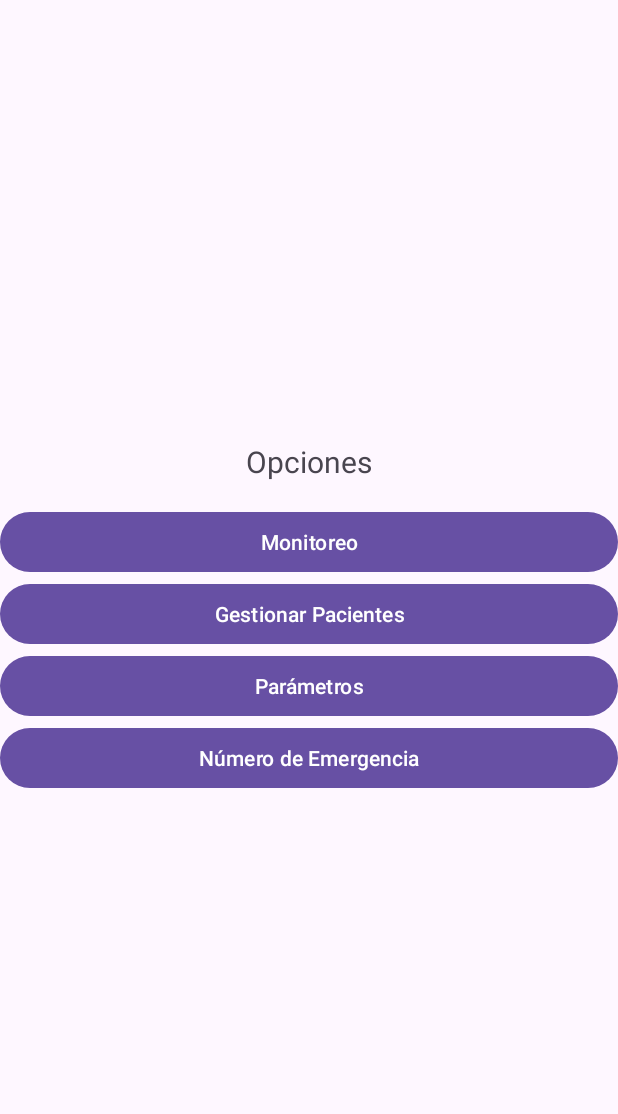
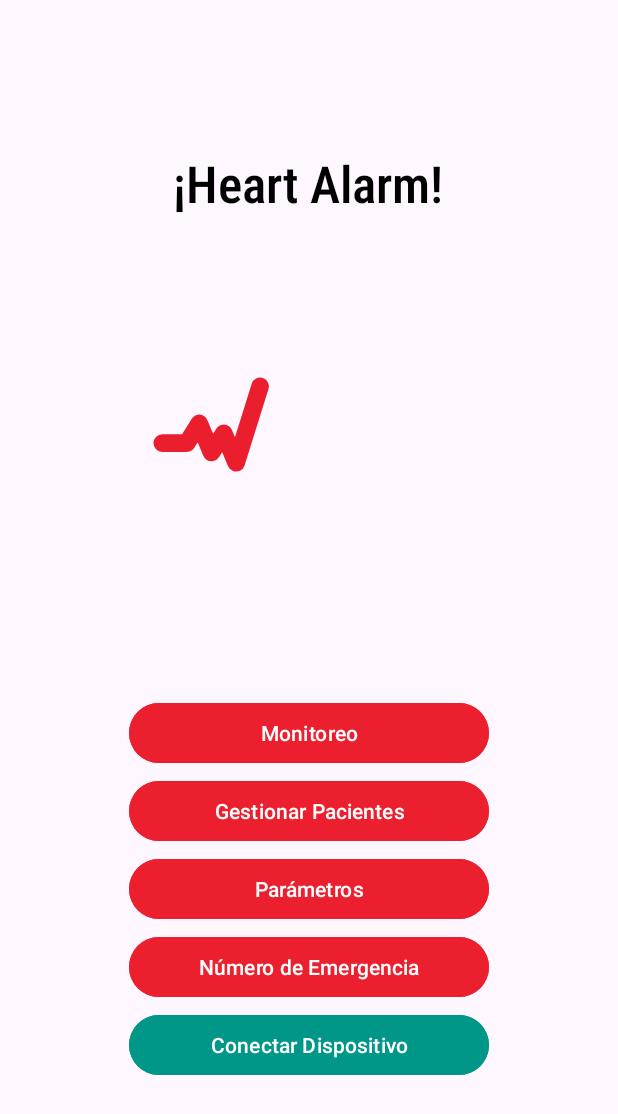
Before and after one commit to sebas7961/HeartAlarm2.0, an Android app: the OpcionesFragment screen opened through its navigation route, on a phone screen of 412 x 824 dp. Shown: the top 1114 px of the screen. Run offline under Robolectric (Android 15) with nearby library versions, the phone set to English and light mode, and no system bars.

Commit message:
Interfaz actualizada

```diff
--- a/app/build.gradle.kts
+++ b/app/build.gradle.kts
@@ -62,6 +62,9 @@ dependencies {
         testImplementation(libs.junit)
         androidTestImplementation(libs.ext.junit)
         androidTestImplementation(libs.espresso.core)
+        implementation("com.github.PhilJay:MPAndroidChart:v3.1.0")
+        implementation ("com.airbnb.android:lottie:5.2.0")
+
     }
 
 }
--- a/app/src/main/res/layout/fragment_opciones.xml
+++ b/app/src/main/res/layout/fragment_opciones.xml
@@ -1,7 +1,7 @@
-<LinearLayout
-    xmlns:android="http://schemas.android.com/apk/res/android"
+<LinearLayout xmlns:android="http://schemas.android.com/apk/res/android"
     android:layout_width="match_parent"
     android:layout_height="match_parent"
+    xmlns:app="http://schemas.android.com/apk/res-auto"
     android:orientation="vertical"
     android:gravity="center">
 
@@ -9,30 +9,56 @@
         android:id="@+id/roleText"
         android:layout_width="wrap_content"
         android:layout_height="wrap_content"
-        android:text="Opciones"
-        android:textSize="20sp"
-        android:layout_marginBottom="16dp"/>
+        android:layout_marginBottom="20dp"
+        android:backgroundTint="@color/rojoAlarm"
+        android:fontFamily="sans-serif-condensed-medium"
+        android:shadowColor="#000000"
+        android:text="¡Heart Alarm!"
+        android:textColor="#000000"
+        android:textSize="34sp" />
+    <com.airbnb.lottie.LottieAnimationView
+        android:id="@+id/heartbeat_animation"
+        android:layout_width="300dp"
+        android:layout_height="300dp"
+        app:lottie_rawRes="@raw/latidoHeartAlarm"
+        app:lottie_loop="true"
+        app:lottie_autoPlay="true" />
 
     <Button
         android:id="@+id/btn_monitoreo"
-        android:layout_width="match_parent"
+        android:layout_width="240dp"
+        android:layout_marginBottom="4dp"
+        android:backgroundTint="@color/rojoAlarm"
         android:layout_height="wrap_content"
         android:text="Monitoreo" />
 
     <Button
         android:id="@+id/btn_gestionar_pacientes"
-        android:layout_width="match_parent"
+        android:layout_width="240dp"
+        android:layout_marginBottom="4dp"
+        android:backgroundTint="@color/rojoAlarm"
         android:layout_height="wrap_content"
         android:text="Gestionar Pacientes" />
     <Button
         android:id="@+id/btn_parametros"
-        android:layout_width="match_parent"
+        android:layout_width="240dp"
+        android:layout_marginBottom="4dp"
         android:layout_height="wrap_content"
+        android:backgroundTint="@color/rojoAlarm"
         android:text="Parámetros" />
     <Button
         android:id="@+id/btn_NEmergencia"
-        android:layout_width="match_parent"
+        android:layout_width="240dp"
         android:layout_height="wrap_content"
+        android:layout_marginBottom="4dp"
+        android:backgroundTint="@color/rojoAlarm"
         android:text="Número de Emergencia" />
+    <Button
+        android:id="@+id/btn_ConectarDispositivo"
+        android:layout_width="240dp"
+        android:layout_height="wrap_content"
+        android:layout_marginBottom="4dp"
+        android:backgroundTint="#009688"
+        android:text="Conectar Dispositivo" />
 
 </LinearLayout>
--- a/app/src/main/res/values/colors.xml
+++ b/app/src/main/res/values/colors.xml
@@ -2,4 +2,5 @@
 <resources>
     <color name="black">#FF000000</color>
     <color name="white">#FFFFFFFF</color>
+    <color name="rojoAlarm">#EC1F2F</color>
 </resources>
```
Also changed, not shown: app/src/main/java/com/example/heartalarm20/view/fragments/MonitoreoFragment.java (+7 -1 lines), app/src/main/res/layout/fragment_login.xml (+22 -6 lines), app/src/main/res/layout/fragment_monitoreo.xml (+36 -6 lines), app/src/main/res/layout/fragment_parametros.xml (+19 -7 lines), app/src/main/res/raw/latidoHeartAlarm.json (added, +170 -0 lines).
